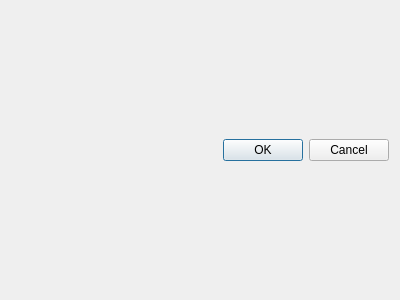
Qt form src/widgets/quaaccommondialog.ui (juangburgos/QUaAccessControl) before a commit.
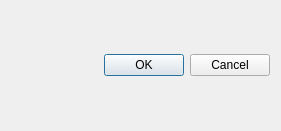
The same form after that commit.

What changed in the file:
```diff
--- a/src/widgets/quaaccommondialog.ui
+++ b/src/widgets/quaaccommondialog.ui
@@ -6,8 +6,8 @@
    <rect>
     <x>0</x>
     <y>0</y>
-    <width>400</width>
-    <height>300</height>
+    <width>281</width>
+    <height>131</height>
    </rect>
   </property>
   <property name="windowTitle">
```
